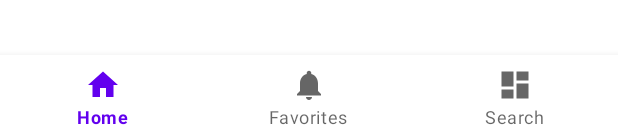
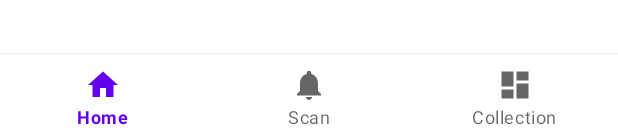
Before and after one commit to Rashaad-Washington/BiomeTradingCard-Android, an Android app: the layout activity_biome.xml on its own in the app's theme, with its tools: preview values and no code run, on a phone screen of 412 x 824 dp. Shown: the part 1097-1233 px from the top of the screen. Run offline under Robolectric (Android 15) with nearby library versions, the phone set to English and light mode, and no system bars.

```diff
--- /dev/null
+++ b/app/src/main/java/com/biometradingcardcompany/biometradingcard/CollectionFragment.java
@@ -0,0 +1,4 @@
+package com.biometradingcardcompany.biometradingcard;
+
+public class CollectionFragment {
+}
--- /dev/null
+++ b/app/src/main/java/com/biometradingcardcompany/biometradingcard/HomeFragment.java
@@ -0,0 +1,4 @@
+package com.biometradingcardcompany.biometradingcard;
+
+public class HomeFragment {
+}
--- /dev/null
+++ b/app/src/main/java/com/biometradingcardcompany/biometradingcard/ScanFragment.java
@@ -0,0 +1,4 @@
+package com.biometradingcardcompany.biometradingcard;
+
+public class ScanFragment {
+}
--- a/app/src/main/res/menu/bottom_navigation.xml
+++ b/app/src/main/res/menu/bottom_navigation.xml
@@ -6,12 +6,12 @@
         android:title="Home" />
 
     <item
-        android:id="@+id/nav_favorites"
+        android:id="@+id/nav_scan"
         android:icon="@drawable/ic_notifications_black_24dp"
-        android:title="Favorites" />
+        android:title="Scan" />
 
     <item
-        android:id="@+id/nav_search"
+        android:id="@+id/nav_collection"
         android:icon="@drawable/ic_dashboard_black_24dp"
-        android:title="Search" />
+        android:title="Collection" />
 </menu>
```
